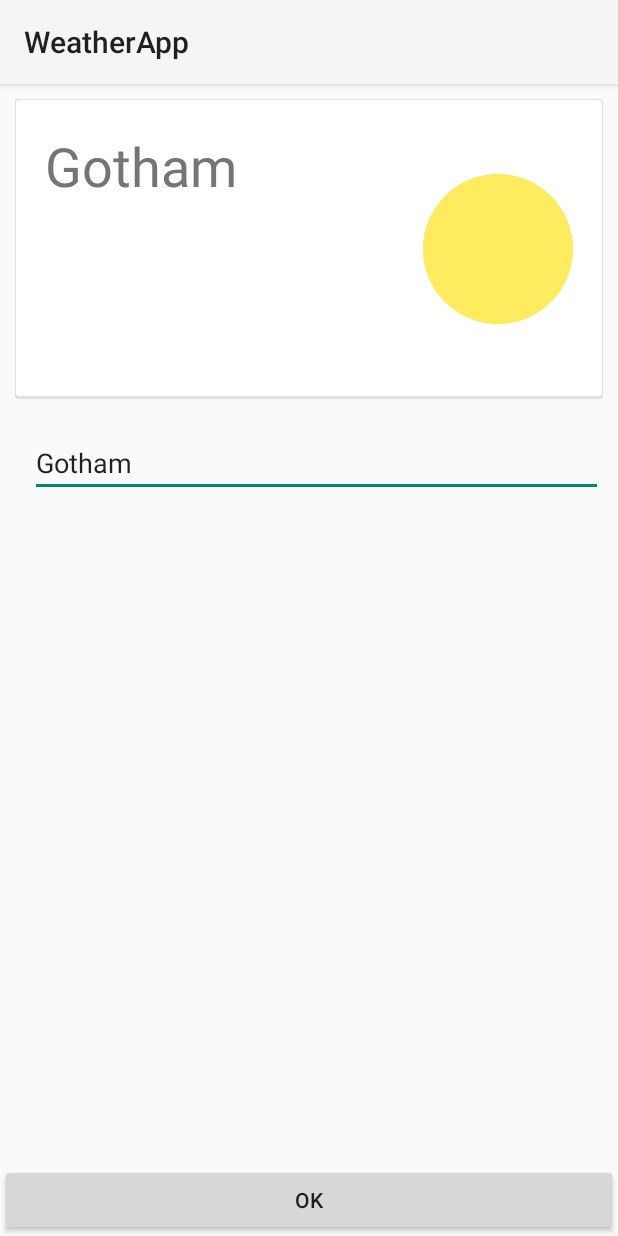
After one commit to herrlax/salmonweather, an Android app: the layout config_layout.xml on its own in the app's theme, with its tools: preview values and no code run, on a phone screen of 412 x 824 dp. The commit adds this screen. Run offline under Robolectric (Android 15) with nearby library versions, the phone set to English and light mode, and no system bars.

Commit message:
made some minor changes

```diff
--- a/app/src/main/AndroidManifest.xml
+++ b/app/src/main/AndroidManifest.xml
@@ -10,6 +10,12 @@
         android:icon="@drawable/card"
         android:label="@string/app_name"
         android:theme="@style/AppTheme" >
+
+        <activity android:name=".WeatherConfigActivity">
+            <intent-filter>
+                <action android:name="android.appwidget.action.APPWIDGET_CONFIGURE" />
+            </intent-filter>
+        </activity>
 
         <receiver android:name=".utils.MyWidgetProvider" >
             <intent-filter>
@@ -32,6 +38,12 @@
                 <category android:name="android.intent.category.LAUNCHER" />
             </intent-filter>
         </activity>
+
+        <activity
+            android:name=".WeatherActivity"
+            android:screenOrientation="portrait">
+
+         </activity>
     </application>
 
 </manifest>
--- a/app/src/main/java/com/weather/micke/weatherapp/MainActivity.java
+++ b/app/src/main/java/com/weather/micke/weatherapp/MainActivity.java
@@ -124,8 +124,15 @@ public class MainActivity extends Activity {
                 // resets data
                 weatherActivity.getModel().resetData();
 
-                weatherActivity.getModel().setCity("" + dialogText.getText());
-                loadWeather(iconImageView);
+                if(dialogText.getText().equals("candy kingdom")) {
+                    weatherActivity.getModel().setCity("Miami");
+                    loadWeather(iconImageView);
+
+                } else {
+                    weatherActivity.getModel().setCity("" + dialogText.getText());
+                    loadWeather(iconImageView);
+                }
+
 
             }
         });
@@ -198,6 +205,7 @@ public class MainActivity extends Activity {
         // stops the spinner when weather is fetched
         spinnerDialog.cancel();
         cityTextView.setText(weatherActivity.getModel().getCity());
+
         tempTextView.setText(weatherActivity.getModel().getTemp() + " °C");
         //humTextView.setText("Humidity: " + weatherActivity.getModel().getHumidity() + "%");
 
@@ -205,7 +213,14 @@ public class MainActivity extends Activity {
     }
 
     public void setWeatherIcon() {
-        iconImageView.setImageResource(weatherActivity.getWeatherIcon());
+
+        if(weatherActivity.getModel().getCity().equals("Miami")) {
+            iconImageView.setImageResource(R.drawable.dog);
+        } else {
+
+            iconImageView.setImageResource(weatherActivity.getWeatherIcon());
+        }
+
 
         /*if(weatherActivity.getModel().getCloudy()) { // If it's cloudy..
             if(weatherActivity.getModel().getRainy()) { // and it's rainy..
--- /dev/null
+++ b/app/src/main/java/com/weather/micke/weatherapp/WeatherConfigActivity.java
@@ -0,0 +1,10 @@
+package com.weather.micke.weatherapp;
+
+import android.app.Activity;
+
+/**
+ * Created by Mikael Malmqvist on 2015-02-26.
+ */
+public class WeatherConfigActivity extends Activity {
+
+}
--- /dev/null
+++ b/app/src/main/res/layout/config_layout.xml
@@ -0,0 +1,76 @@
+<RelativeLayout xmlns:android="http://schemas.android.com/apk/res/android"
+    xmlns:tools="http://schemas.android.com/tools"
+    android:orientation="vertical"
+    android:layout_width="match_parent"
+    android:layout_height="match_parent"
+    tools:context=".WeatherConfigActivity">
+
+    <RelativeLayout
+        android:orientation="vertical"
+        android:layout_width="match_parent"
+        android:layout_centerVertical="true"
+        android:layout_height="200dp"
+        android:layout_margin="10dp"
+        android:background="@drawable/card"
+        android:id="@+id/firstCard"
+        android:layout_alignParentStart="true"
+        android:layout_alignParentTop="true">
+
+
+        <TextView
+            android:layout_width="wrap_content"
+            android:layout_height="wrap_content"
+            android:id="@+id/cityTextView"
+            android:layout_margin="20dp"
+            android:text="Gotham"
+            android:textSize="36dp"
+            android:textColor="@color/text_gray"
+            android:layout_alignParentTop="true"
+            android:layout_alignParentStart="true" />
+
+        <TextView
+            android:layout_width="wrap_content"
+            android:layout_height="wrap_content"
+            android:textSize="54sp"
+            android:textColor="@color/text_gray"
+            android:layout_marginLeft="20dp"
+            android:text=""
+            android:id="@+id/tempTextView"
+            android:layout_below="@+id/cityTextView"
+            android:layout_alignParentStart="true" />
+
+        <ImageView
+            android:layout_width="100dp"
+            android:layout_height="100dp"
+            android:id="@+id/imageView"
+            android:layout_centerVertical="true"
+            android:layout_alignParentEnd="true"
+            android:layout_margin="20dp"
+            android:scaleType="fitCenter"
+            android:clickable="true"
+            android:onClick="selectCity"
+            android:src="@drawable/sun" />
+
+    </RelativeLayout>
+
+
+    <Button
+        android:layout_width="fill_parent"
+        android:layout_height="wrap_content"
+        android:text="Ok"
+        android:id="@+id/button"
+        android:layout_alignParentBottom="true"
+        android:layout_centerHorizontal="true"
+        android:theme="@style/AppTheme" />
+
+    <EditText
+        android:layout_width="fill_parent"
+        android:layout_height="wrap_content"
+        android:layout_margin="10dp"
+        android:id="@+id/editCityText"
+        android:layout_centerVertical="true"
+        android:layout_below="@+id/firstCard"
+        android:layout_alignStart="@+id/firstCard"
+        android:text="Gotham" />
+
+</RelativeLayout>
--- a/app/src/main/res/xml/meta_data.xml
+++ b/app/src/main/res/xml/meta_data.xml
@@ -5,5 +5,6 @@
     android:initialLayout="@layout/wideget_layout"
     android:resizeMode="horizontal|vertical"
     android:widgetCategory="home_screen"
+    android:configure="com.weather.micke.weatherapp.WeatherConfigActivity"
     android:updatePeriodMillis="600000" >
 </appwidget-provider>
```
Also changed, not shown: app/src/main/res/drawable/dog.png (added).
